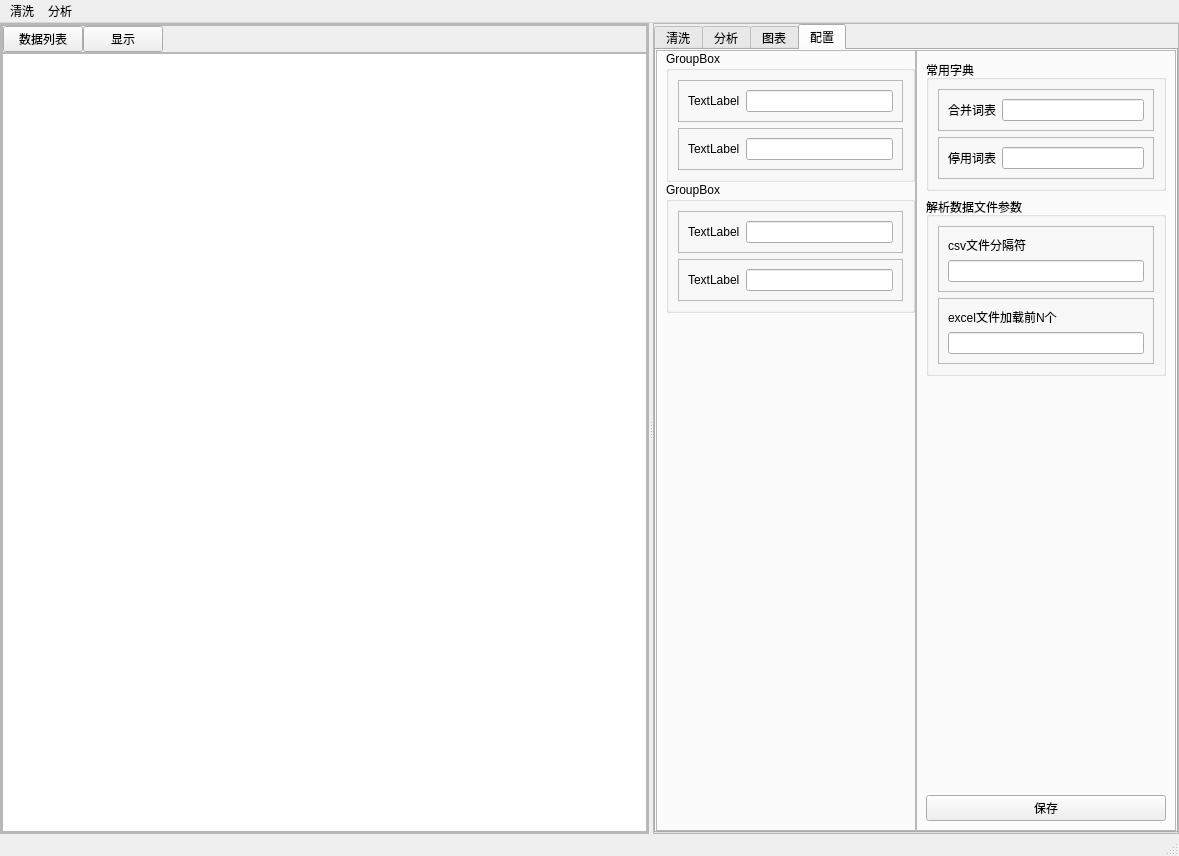
Old version of the form SciTools2/mainui/main.ui in the repository xihuyu20000/learn-python.
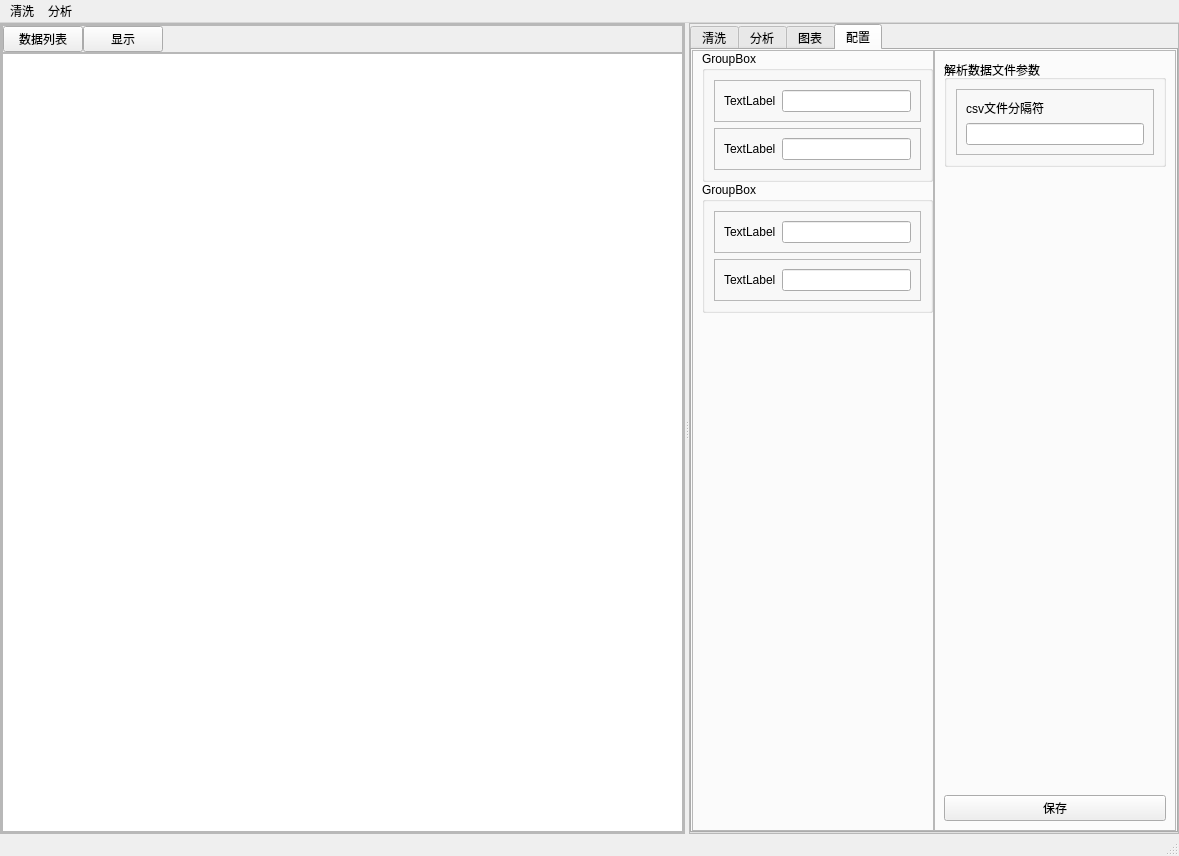
New version of the form. The open tabs and pages were chosen to show the change. Icons and pictures are not drawn.

```diff
--- a/SciTools2/mainui/main.ui
+++ b/SciTools2/mainui/main.ui
@@ -402,59 +402,6 @@
                <enum>QFrame::Raised</enum>
               </property>
               <layout class="QVBoxLayout" name="verticalLayout_3">
-               <item>
-                <widget class="QGroupBox" name="groupBox_5">
-                 <property name="title">
-                  <string>常用字典</string>
-                 </property>
-                 <layout class="QVBoxLayout" name="verticalLayout_11">
-                  <item>
-                   <widget class="QFrame" name="frame_17">
-                    <property name="frameShape">
-                     <enum>QFrame::StyledPanel</enum>
-                    </property>
-                    <property name="frameShadow">
-                     <enum>QFrame::Raised</enum>
-                    </property>
-                    <layout class="QHBoxLayout" name="horizontalLayout_13">
-                     <item>
-                      <widget class="QLabel" name="label_9">
-                       <property name="text">
-                        <string>合并词表</string>
-                       </property>
-                      </widget>
-                     </item>
-                     <item>
-                      <widget class="QLineEdit" name="config_synonym_dict_file"/>
-                     </item>
-                    </layout>
-                   </widget>
-                  </item>
-                  <item>
-                   <widget class="QFrame" name="frame_18">
-                    <property name="frameShape">
-                     <enum>QFrame::StyledPanel</enum>
-                    </property>
-                    <property name="frameShadow">
-                     <enum>QFrame::Raised</enum>
-                    </property>
-                    <layout class="QHBoxLayout" name="horizontalLayout_14">
-                     <item>
-                      <widget class="QLabel" name="label_10">
-                       <property name="text">
-                        <string>停用词表</string>
-                       </property>
-                      </widget>
-                     </item>
-                     <item>
-                      <widget class="QLineEdit" name="config_stop_words_file"/>
-                     </item>
-                    </layout>
-                   </widget>
-                  </item>
-                 </layout>
-                </widget>
-               </item>
                <item>
                 <widget class="QGroupBox" name="groupBox_6">
                  <property name="title">
@@ -487,32 +434,6 @@
                     </layout>
                    </widget>
                   </item>
-                  <item>
-                   <widget class="QFrame" name="frame_20">
-                    <property name="frameShape">
-                     <enum>QFrame::StyledPanel</enum>
-                    </property>
-                    <property name="frameShadow">
-                     <enum>QFrame::Raised</enum>
-                    </property>
-                    <layout class="QVBoxLayout" name="verticalLayout_14">
-                     <item>
-                      <widget class="QLabel" name="label_12">
-                       <property name="text">
-                        <string>excel文件加载前N个</string>
-                       </property>
-                      </widget>
-                     </item>
-                     <item>
-                      <widget class="QLineEdit" name="config_datafiles_excel_n">
-                       <property name="text">
-                        <string/>
-                       </property>
-                      </widget>
-                     </item>
-                    </layout>
-                   </widget>
-                  </item>
                  </layout>
                 </widget>
                </item>
```
Left out of the diff: 12 changed lines with no effect on the pictures.
